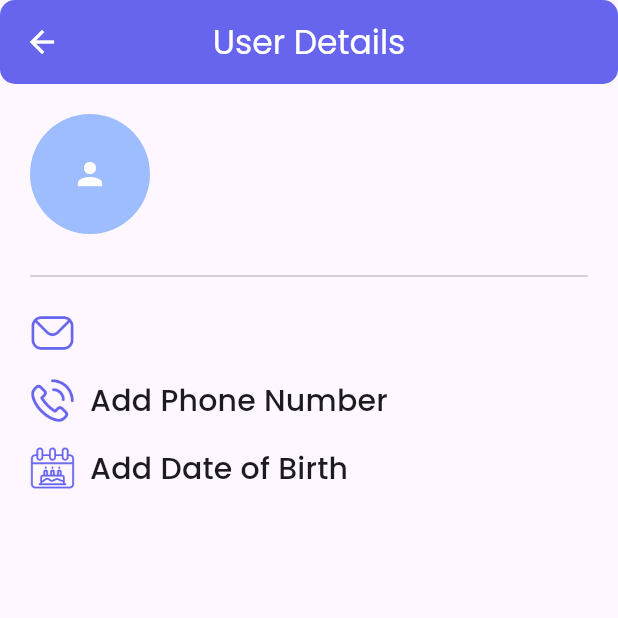
After one commit to PARASSALIYA/Video-Conference-App, a Flutter app: the UserProfile screen opened by its route, on a phone screen of 412 x 824 dp, the top half of it. The commit adds this screen. Run offline on Flutter 3.47's test engine with Material 3 defaults, Android fonts, the phone set to English and light mode, and no system bars; drawn by our look-alikes of auto_size_text; our stand-ins replace cloud_firestore, delightful_toast, firebase_auth, firebase_core, flutter_riverpod, get_it and 3 more; accounts and stored records are empty; generated files the repository leaves out were written again; network calls fail.

Commit message:
"modified user data models and providers, refactored widgets and screens"

```diff
--- a/lib/Models/user.dart
+++ b/lib/Models/user.dart
@@ -6,9 +6,9 @@ class UserData {
   bool? isOnline;
   String? phoneNumber;
   int? noOfGroups;
-  Set<String>? groupIds;
+  List<String>? groupIds;
   int? noOfChats;
-  Set<String>? chatIds;
+  List<String>? chatIds;
   DateTime? dateOfBirth;
   String? gender;
 
@@ -20,9 +20,9 @@ class UserData {
     this.isOnline = false,
     this.phoneNumber = "",
     this.noOfGroups = 0,
-    this.groupIds = const {},
+    this.groupIds = const [],
     this.noOfChats = 0,
-    this.chatIds = const {},
+    this.chatIds = const [],
     this.dateOfBirth,
     this.gender = "",
   });
@@ -34,12 +34,16 @@ class UserData {
       pfpURL: json['pfpURL'] as String? ?? "",
       email: json['email'] as String,
       isOnline: json['isOnline'] as bool? ?? false,
-      phoneNumber: json['phoneNumber'] as String,
+      phoneNumber: json['phoneNumber'] as String? ?? "",
       noOfGroups: json['noOfGroups'] as int? ?? 0,
-      groupIds: Set<String>.from(json['groupIds'] ?? {}),
+      // Fix here: Convert List<dynamic> to Set<String>
+      groupIds: List<String>.from(json['groupIds'] ?? []),
       noOfChats: json['noOfChats'] as int? ?? 0,
-      chatIds: Set<String>.from(json['chatIds'] ?? {}),
-      dateOfBirth: json['dateOfBirth'] != null ? DateTime.parse(json['dateOfBirth']) : null,
+      // Fix here: Convert List<dynamic> to Set<String>
+      chatIds:List<String>.from(json['chatIds'] ?? []),
+      dateOfBirth: json['dateOfBirth'] != null
+          ? DateTime.parse(json['dateOfBirth'])
+          : null,
       gender: json['gender'] as String? ?? "",
     );
   }
--- /dev/null
+++ b/lib/Screens/Auth/user_profile.dart
@@ -0,0 +1,107 @@
+import 'package:auto_size_text/auto_size_text.dart';
+import 'package:flutter/material.dart';
+import 'package:flutter_riverpod/flutter_riverpod.dart';
+import 'package:get_it/get_it.dart';
+import 'package:video_conference_app/Models/user.dart';
+import 'package:video_conference_app/Models/user_provider.dart';
+import 'package:video_conference_app/Widgets/auth_widgets.dart';
+import 'package:video_conference_app/constants/assets_path.dart';
+import 'package:video_conference_app/constants/const_widgets.dart';
+import 'package:video_conference_app/services/auth_services.dart';
+
+class UserProfile extends ConsumerStatefulWidget {
+  const UserProfile({super.key});
+
+  @override
+  ConsumerState<UserProfile> createState() => _UserProfileState();
+}
+
+class _UserProfileState extends ConsumerState<UserProfile> {
+  late AuthService _authService;
+
+  @override
+  void initState() {
+    _authService = GetIt.instance.get<AuthService>();
+    ref
+        .read(userDataNotifierProvider.notifier)
+        .fetchCurrentUserData(_authService.user?.uid);
+    super.initState();
+  }
+
+  @override
+  Widget build(BuildContext context) {
+    final userData = ref.watch(userDataNotifierProvider);
+
+    return Scaffold(
+      appBar: AppBar(
+        backgroundColor: primaryColor,
+        shape: RoundedRectangleBorder(borderRadius: BorderRadius.circular(10)),
+        title: const Text("User Details"),
+        foregroundColor: Colors.white,
+        centerTitle: true,
+        leading: const BackButton(),
+      ),
+      body: _body(userData),
+    );
+  }
+
+  Widget _body(UserData userData) {
+    final dob =
+        "${userData.dateOfBirth?.day ?? 0}/${userData.dateOfBirth?.month ?? 0}/${userData.dateOfBirth?.year ?? 0}";
+    return Container(
+      padding: const EdgeInsets.all(20),
+      child: Column(
+        crossAxisAlignment: CrossAxisAlignment.start,
+        mainAxisAlignment: MainAxisAlignment.start,
+        children: [
+          Row(
+            children: [
+              userImageCircle(userData, 40),
+              sbw20,
+              Text(
+                userData.name ?? "User Name",
+                style: Theme.of(context).textTheme.headlineMedium,
+              ),
+            ],
+          ),
+          sbh20,
+          const Divider(),
+          sbh15,
+          _dataField(emailIcon, userData.email ?? "Your Email"),
+          sbh15,
+          _dataField(
+            phoneIcon,
+            (userData.phoneNumber!.isEmpty)
+                ? "Add Phone Number"
+                : userData.phoneNumber ?? "Add Phone Number",
+          ),
+          sbh15,
+          _dataField(
+            dobIcon,
+            (dob == "0/0/0") ? "Add Date of Birth" : dob,
+          ),
+        ],
+      ),
+    );
+  }
+
+  Widget _dataField(String iconPath, String data) {
+    return Row(
+      children: [
+        Image.asset(
+          iconPath,
+          height: 30,
+          color: primaryColor,
+        ),
+        sbw10,
+        AutoSizeText(
+          data,
+          style: Theme.of(context).textTheme.titleMedium,
+          minFontSize: 20,
+          maxFontSize: 20,
+          maxLines: 1,
+        ),
+      ],
+    );
+  }
+}
--- a/lib/Screens/Home/bnb.dart
+++ b/lib/Screens/Home/bnb.dart
@@ -3,7 +3,7 @@ import 'package:video_conference_app/Screens/Auth/contacts.dart';
 import 'package:video_conference_app/Screens/Home/messages/messages.dart';
 import 'package:video_conference_app/Screens/Home/mettings/mettings.dart';
 import 'package:video_conference_app/constants/assets_path.dart';
-import 'package:video_conference_app/constants/colors.dart';
+import 'package:video_conference_app/constants/const_widgets.dart';
 import 'package:video_conference_app/screens/auth/setting_screen.dart';
 
 class Bnb extends StatefulWidget {
--- a/lib/Screens/Home/mettings/mettings.dart
+++ b/lib/Screens/Home/mettings/mettings.dart
@@ -1,16 +1,18 @@
 import 'package:flutter/material.dart';
+import 'package:flutter_riverpod/flutter_riverpod.dart';
+import 'package:video_conference_app/Models/user_provider.dart';
 import 'package:video_conference_app/Screens/Home/mettings/history_screen.dart';
 import 'package:video_conference_app/Screens/Home/mettings/personal_screen.dart';
 import 'package:video_conference_app/Screens/Home/mettings/recurring_screen.dart';
 
-class MeetingScreen extends StatefulWidget {
+class MeetingScreen extends ConsumerStatefulWidget {
   const MeetingScreen({super.key});
 
   @override
   MeetingScreenState createState() => MeetingScreenState();
 }
 
-class MeetingScreenState extends State<MeetingScreen>
+class MeetingScreenState extends ConsumerState<MeetingScreen>
     with SingleTickerProviderStateMixin {
   TabController? _tabController;
 
--- a/lib/Widgets/auth_widgets.dart
+++ b/lib/Widgets/auth_widgets.dart
@@ -1,10 +1,13 @@
 import 'package:flutter/material.dart';
-import 'package:video_conference_app/constants/colors.dart';
+import 'package:video_conference_app/Models/user.dart';
+import 'package:video_conference_app/constants/assets_path.dart';
+import 'package:video_conference_app/constants/const_widgets.dart';
 import 'package:video_conference_app/constants/validations.dart';
 
 Widget customTextField(TextEditingController controller, String iconPath,
     {Widget? emailOrNumberWidget,
     String? text,
+    bool? onchanged,
     bool isPasswordField = false,
     bool viewPassword = false,
     bool isNameField = false,
@@ -84,7 +87,7 @@ Widget customTextField(TextEditingController controller, String iconPath,
               }
             }
             return null;
-          },
+          },onChanged:(value)=> onchanged,
         ),
       ),
     ],
@@ -200,3 +203,34 @@ PreferredSizeWidget customAppbar(
     ],
   );
 }
+
+Widget userImageCircle(UserData userData, double radius) {
+  return CircleAvatar(
+    backgroundColor: primaryColor2,
+    radius: radius,
+    child: ClipOval(
+      child: Image.network(
+        height: radius * 1.85,
+        userData.pfpURL!.isEmpty? networkPersonImage: userData.pfpURL ?? "NA",
+        fit: BoxFit.cover,
+        loadingBuilder: (context, child, loadingProgress) {
+          if (loadingProgress != null) {
+            return const SizedBox(
+              width: 30,
+              height: 30,
+              child: CircularProgressIndicator.adaptive(),
+            );
+          } else {
+            return child;
+          }
+        },
+        errorBuilder: (context, error, stackTrace) {
+          return const Icon(
+            Icons.person,
+            color: Colors.white,
+          );
+        },
+      ),
+    ),
+  );
+}
--- a/lib/constants/colors.dart
+++ /dev/null
@@ -1,6 +0,0 @@
-import 'package:flutter/material.dart';
-
-Color primaryColor = const Color.fromARGB(255, 103, 101, 238);
-Color primaryColor2 = const Color.fromARGB(255, 157, 189, 255);
-Color secondaryColor = const Color.fromARGB(255, 255, 215, 196);
-Color secondaryColor2 = const Color.fromARGB(255, 255, 152, 116);
--- /dev/null
+++ b/lib/constants/const_widgets.dart
@@ -0,0 +1,15 @@
+import 'package:flutter/material.dart';
+
+Color primaryColor = const Color.fromARGB(255, 103, 101, 238);
+Color primaryColor2 = const Color.fromARGB(255, 157, 189, 255);
+Color secondaryColor = const Color.fromARGB(255, 255, 215, 196);
+Color secondaryColor2 = const Color.fromARGB(255, 255, 152, 116);
+
+Widget sbh5 = const SizedBox(height: 5);
+Widget sbh10 = const SizedBox(height: 10);
+Widget sbh15 = const SizedBox(height: 15);
+Widget sbh20 = const SizedBox(height: 20);
+Widget sbw5 = const SizedBox(width: 5);
+Widget sbw10 = const SizedBox(width: 10);
+Widget sbw15 = const SizedBox(width: 15);
+Widget sbw20 = const SizedBox(width: 20);
--- a/lib/main.dart
+++ b/lib/main.dart
@@ -2,7 +2,6 @@ import 'package:flutter/material.dart';
 import 'package:flutter_riverpod/flutter_riverpod.dart';
 import 'package:get_it/get_it.dart';
 import 'package:google_fonts/google_fonts.dart';
-import 'package:video_conference_app/users/Screens/Home/home_screen.dart';
 import 'package:video_conference_app/services/auth_services.dart';
 import 'package:video_conference_app/utils/routes.dart';
 import 'package:video_conference_app/utils/utils.dart';
--- a/lib/utils/routes.dart
+++ b/lib/utils/routes.dart
@@ -1,6 +1,7 @@
 import 'package:flutter/material.dart';
 import 'package:video_conference_app/Screens/Auth/login.dart';
 import 'package:video_conference_app/Screens/Auth/signup.dart';
+import 'package:video_conference_app/Screens/Auth/user_profile.dart';
 import 'package:video_conference_app/Screens/Home/bnb.dart';
 import 'package:video_conference_app/Screens/Home/mettings/mettings.dart';
 import 'package:video_conference_app/users/screens/addgroup/addgroup_screen.dart';
@@ -16,5 +17,6 @@ class Routes {
     '/addgroup': (context) => const AddgroupScreen(),
     '/setting': (context) => const SettingScreen(),
     '/meeting': (context) => const MeetingScreen(),
+    '/userProfile': (context) => const UserProfile(),
   };
 }
--- a/pubspec.yaml
+++ b/pubspec.yaml
@@ -49,6 +49,7 @@ dependencies:
   google_fonts: ^6.2.1
   get_it: ^8.0.0
   shared_preferences: ^2.3.2
+  auto_size_text: ^3.0.0
 
 dev_dependencies:
   flutter_test:
```
Also changed, not shown: lib/Models/user_provider.dart (+20 -7 lines), lib/Screens/Auth/setting_screen.dart (+18 -13 lines), lib/Screens/Home/home_screen.dart (deleted, +0 -20 lines), lib/constants/assets_path.dart (+16 -13 lines), lib/services/auth_services.dart (+13 -10 lines), assets/icons/dob_cake.png (added), assets/icons/filter.png (added), assets/icons/search.png (added), lib/constants/server.dart (added), pubspec.lock, 1 other file.
